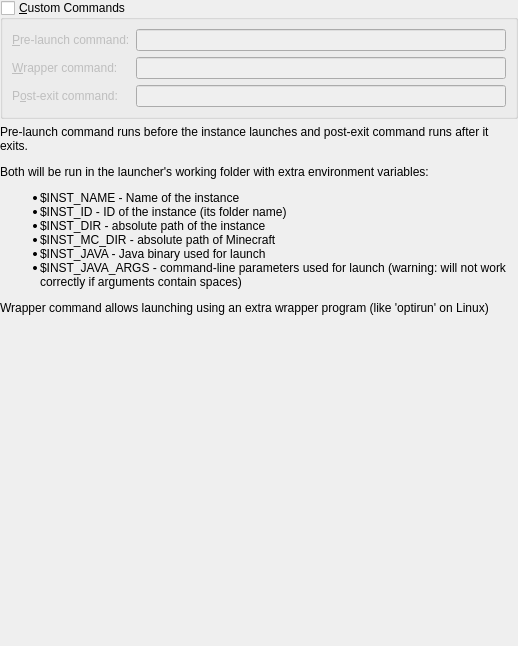
First picture: the form in launcher/ui/widgets/CustomCommands.ui, repository MinWixMods/ShatteredPrism, before the edit.
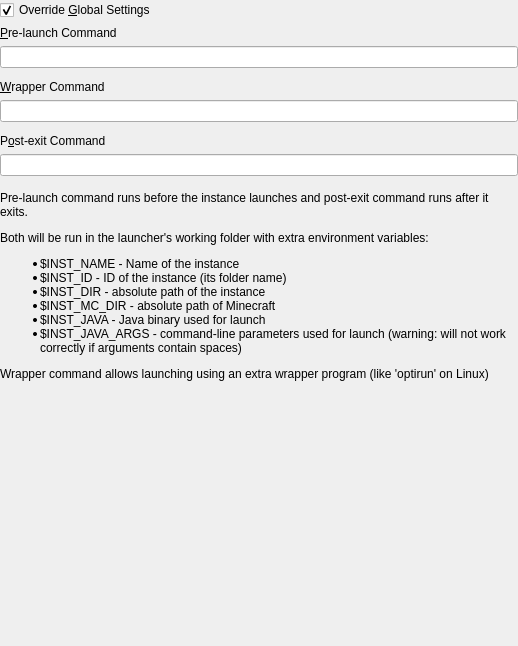
Second picture: the form after the edit.

What changed in the file:
```diff
--- a/launcher/ui/widgets/CustomCommands.ui
+++ b/launcher/ui/widgets/CustomCommands.ui
@@ -24,59 +24,101 @@
     <number>0</number>
    </property>
    <item>
-    <widget class="QGroupBox" name="customCommandsGroupBox">
-     <property name="enabled">
-      <bool>true</bool>
-     </property>
-     <property name="title">
-      <string>&amp;Custom Commands</string>
-     </property>
-     <property name="checkable">
-      <bool>true</bool>
+    <widget class="QCheckBox" name="overrideCheckBox">
+     <property name="text">
+      <string>Override &amp;Global Settings</string>
      </property>
      <property name="checked">
-      <bool>false</bool>
+      <bool>true</bool>
+     </property>
+    </widget>
+   </item>
+   <item>
+    <widget class="QWidget" name="customCommandsWidget" native="true">
+     <property name="enabled">
+      <bool>true</bool>
      </property>
      <layout class="QGridLayout" name="gridLayout_4">
+      <property name="leftMargin">
+       <number>0</number>
+      </property>
+      <property name="topMargin">
+       <number>0</number>
+      </property>
+      <property name="rightMargin">
+       <number>0</number>
+      </property>
       <item row="0" column="0">
        <widget class="QLabel" name="labelPreLaunchCmd">
         <property name="text">
-         <string>&amp;Pre-launch command:</string>
+         <string>&amp;Pre-launch Command</string>
         </property>
         <property name="buddy">
          <cstring>preLaunchCmdTextBox</cstring>
         </property>
        </widget>
       </item>
-      <item row="0" column="1">
-       <widget class="QLineEdit" name="preLaunchCmdTextBox"/>
+      <item row="5" column="0">
+       <spacer name="verticalSpacer_2">
+        <property name="orientation">
+         <enum>Qt::Vertical</enum>
+        </property>
+        <property name="sizeType">
+         <enum>QSizePolicy::Fixed</enum>
+        </property>
+        <property name="sizeHint" stdset="0">
+         <size>
+          <width>0</width>
+          <height>6</height>
+         </size>
+        </property>
+       </spacer>
       </item>
       <item row="1" column="0">
-       <widget class="QLabel" name="labelWrapperCmd">
-        <property name="text">
-         <string>&amp;Wrapper command:</string>
-        </property>
-        <property name="buddy">
-         <cstring>wrapperCmdTextBox</cstring>
-        </property>
-       </widget>
+       <widget class="QLineEdit" name="preLaunchCmdTextBox"/>
       </item>
-      <item row="1" column="1">
+      <item row="4" column="0">
        <widget class="QLineEdit" name="wrapperCmdTextBox"/>
       </item>
-      <item row="2" column="0">
+      <item row="6" column="0">
        <widget class="QLabel" name="labelPostExitCmd">
         <property name="text">
-         <string>P&amp;ost-exit command:</string>
+         <string>P&amp;ost-exit Command</string>
         </property>
         <property name="buddy">
          <cstring>postExitCmdTextBox</cstring>
         </property>
        </widget>
       </item>
-      <item row="2" column="1">
+      <item row="7" column="0">
        <widget class="QLineEdit" name="postExitCmdTextBox"/>
       </item>
+      <item row="3" column="0">
+       <widget class="QLabel" name="labelWrapperCmd">
+        <property name="text">
+         <string>&amp;Wrapper Command</string>
+        </property>
+        <property name="buddy">
+         <cstring>wrapperCmdTextBox</cstring>
+        </property>
+       </widget>
+      </item>
+      <item row="2" column="0">
+       <spacer name="verticalSpacer_3">
+        <property name="orientation">
+         <enum>Qt::Vertical</enum>
+        </property>
+        <property name="sizeType">
+         <enum>QSizePolicy::Fixed</enum>
+        </property>
+        <property name="sizeHint" stdset="0">
+         <size>
+          <width>0</width>
+          <height>6</height>
+         </size>
+        </property>
+       </spacer>
+      </item>
      </layout>
     </widget>
    </item>
```
